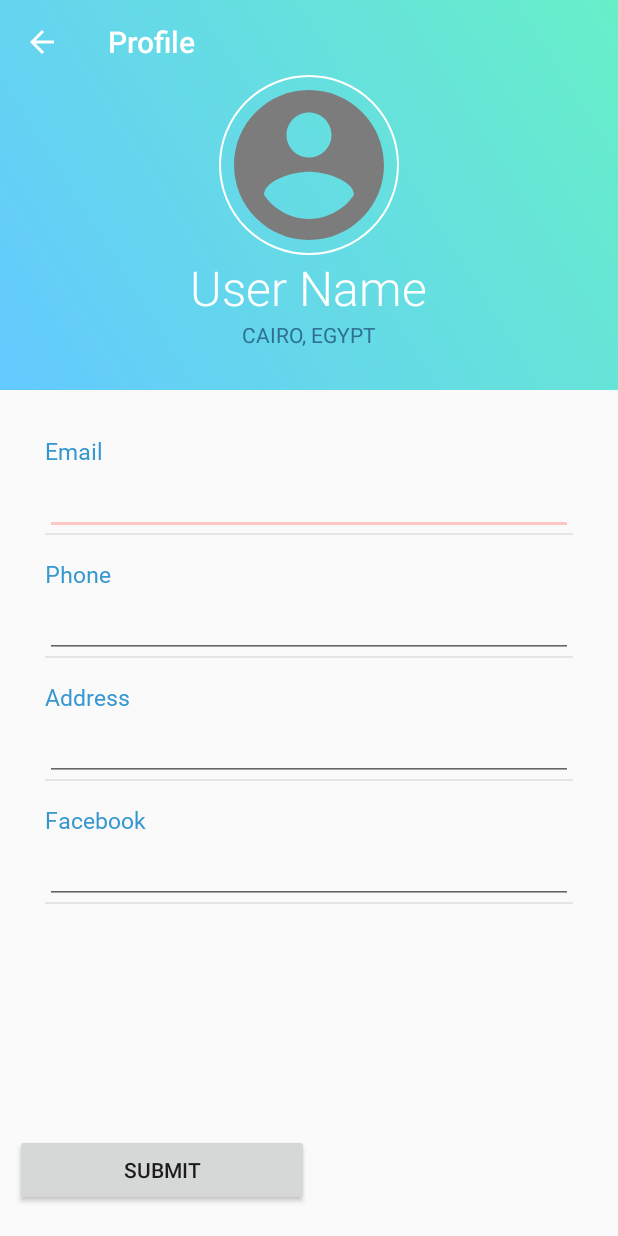
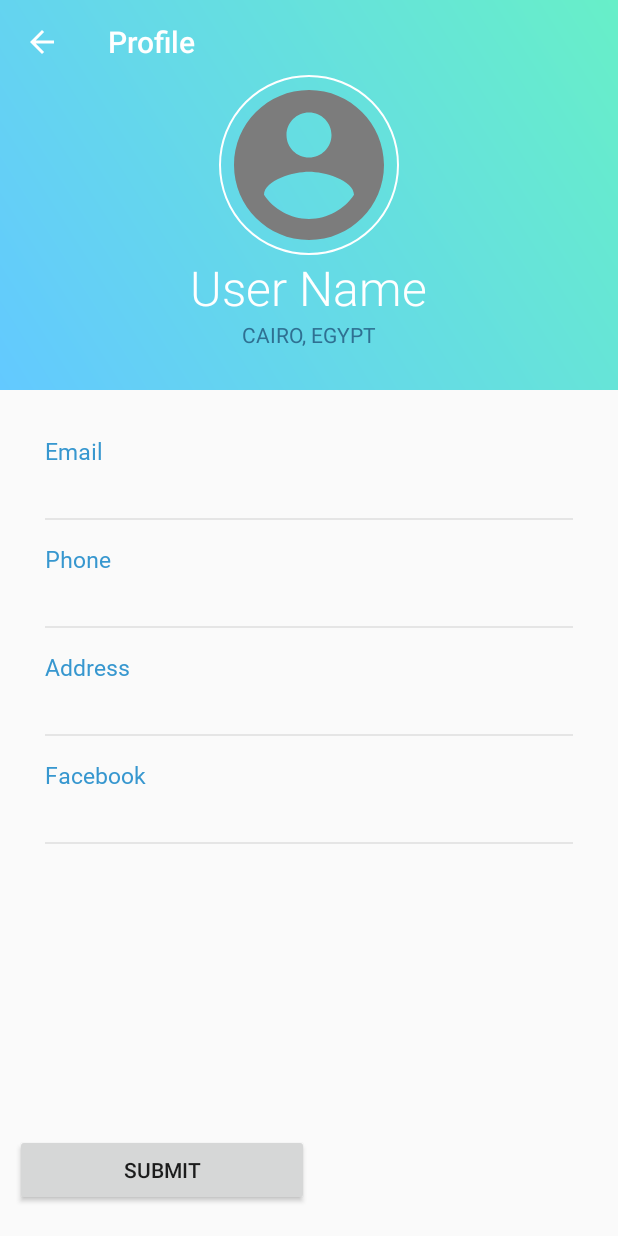
Before and after one commit to Fady24-dev/Furny, an Android app: the Profile_Activity screen opened directly, with no data from a screen before it, after a tap on "EDIT", on a phone screen of 412 x 824 dp. Run offline under Robolectric (Android 15) with nearby library versions, the phone set to English and light mode, and no system bars; our stand-ins replace Firebase (no records; nobody signed in at launch, a user with empty details on screens opened directly), Picasso; plain views replace CircularImageView; pictures from the network do not load.

Commit message:
Edit Profile v2 ( Not complete )

```diff
--- a/app/build.gradle
+++ b/app/build.gradle
@@ -49,9 +49,10 @@ dependencies {
     implementation 'com.google.ar.sceneform.ux:sceneform-ux:1.15.0'
     //Firebase
     implementation platform('com.google.firebase:firebase-bom:26.2.0')
-    implementation 'com.google.firebase:firebase-core:16.0.4'
-    implementation 'com.google.firebase:firebase-database:16.0.4'
+    implementation 'com.google.firebase:firebase-core:18.0.3'
+    implementation 'com.google.firebase:firebase-database:19.7.0'
     implementation 'com.firebaseui:firebase-ui-database:6.2.1'
+    implementation 'com.google.firebase:firebase-storage:19.2.2'
     //ButterKnife
     implementation 'com.jakewharton:butterknife:10.2.3'
     //Picasso
--- a/app/src/main/java/com/example/furniture/Profile_Activity.java
+++ b/app/src/main/java/com/example/furniture/Profile_Activity.java
@@ -1,20 +1,30 @@
 package com.example.furniture;
 
 import androidx.annotation.NonNull;
+import androidx.annotation.Nullable;
 import androidx.appcompat.app.ActionBar;
 import androidx.appcompat.app.AppCompatActivity;
 import androidx.appcompat.widget.Toolbar;
 
+import android.app.Activity;
 import android.content.Intent;
+import android.net.Uri;
 import android.os.Bundle;
+import android.provider.MediaStore;
 import android.view.MenuItem;
 import android.view.View;
 import android.widget.Button;
 import android.widget.EditText;
 import android.widget.ImageView;
 import android.widget.TextView;
+import android.widget.Toast;
 
 import com.example.furniture.models.Users;
+import com.google.android.gms.auth.api.signin.internal.Storage;
+import com.google.android.gms.tasks.OnCompleteListener;
+import com.google.android.gms.tasks.OnFailureListener;
+import com.google.android.gms.tasks.OnSuccessListener;
+import com.google.android.gms.tasks.Task;
 import com.google.android.material.bottomnavigation.BottomNavigationView;
 import com.google.firebase.auth.FirebaseAuth;
 import com.google.firebase.auth.FirebaseUser;
@@ -23,18 +33,22 @@ import com.google.firebase.database.DatabaseError;
 import com.google.firebase.database.DatabaseReference;
 import com.google.firebase.database.FirebaseDatabase;
 import com.google.firebase.database.ValueEventListener;
+import com.google.firebase.storage.FirebaseStorage;
+import com.google.firebase.storage.StorageReference;
+import com.google.firebase.storage.UploadTask;
 import com.squareup.picasso.Picasso;
 
 import java.util.HashMap;
 
 public class Profile_Activity extends AppCompatActivity {
-    private TextView profileUserName,profileEmailAddress,profileUserPhone,profileUserAddress,profileUserFacebook;
+    private TextView profileUserName;
     private EditText profileUserEmailEdit,profileUserPhoneEdit,profileUserAddressEdit,profileUserFacebookEdit;
     private ImageView profileImage;
     private Button editButton,submitButton;
     private DatabaseReference reference;
     private FirebaseUser user;
-    private String userID,currentEmail;
+    private String userID;
+    private StorageReference storageReference;
 
     @Override
     protected void onCreate(Bundle savedInstanceState) {
@@ -46,14 +60,10 @@ public class Profile_Activity extends AppCompatActivity {
 
         user = FirebaseAuth.getInstance().getCurrentUser();
         reference= FirebaseDatabase.getInstance().getReference("Users");
+        storageReference = FirebaseStorage.getInstance().getReference();
         userID=user.getUid();
-        currentEmail=user.getEmail();
         profileUserName=findViewById(R.id.profile_user_name);
-        profileEmailAddress=findViewById(R.id.profile_user_email);
-        profileUserAddress=findViewById(R.id.profile_user_address);
-        profileUserFacebook=findViewById(R.id.profile_user_facebook);
         profileImage=findViewById(R.id.user_image);
-        profileUserPhone=findViewById(R.id.profile_user_phone);
         editButton=findViewById(R.id.profile_edit_button);
         submitButton=findViewById(R.id.profile_submit_button);
         profileUserEmailEdit=findViewById(R.id.profile_user_email_edit);
@@ -66,20 +76,13 @@ public class Profile_Activity extends AppCompatActivity {
         editButton.setOnClickListener(new View.OnClickListener() {
             @Override
             public void onClick(View v) {
-                profileEmailAddress.setVisibility(View.INVISIBLE);
-                profileUserEmailEdit.setVisibility(View.VISIBLE);
-
-                profileUserPhone.setVisibility(View.INVISIBLE);
-                profileUserPhoneEdit.setVisibility(View.VISIBLE);
-
-                profileUserAddress.setVisibility(View.INVISIBLE);
-                profileUserAddressEdit.setVisibility(View.VISIBLE);
-
-                profileUserFacebook.setVisibility(View.INVISIBLE);
-                profileUserFacebookEdit.setVisibility(View.VISIBLE);
-
                 editButton.setVisibility(View.INVISIBLE);
                 submitButton.setVisibility(View.VISIBLE);
+
+                profileUserEmailEdit.setEnabled(true);
+                profileUserPhoneEdit.setEnabled(true);
+                profileUserAddressEdit.setEnabled(true);
+                profileUserFacebookEdit.setEnabled(true);
 
                 readData();
             }
@@ -88,22 +91,48 @@ public class Profile_Activity extends AppCompatActivity {
         submitButton.setOnClickListener(new View.OnClickListener() {
             @Override
             public void onClick(View v) {
-                profileEmailAddress.setVisibility(View.VISIBLE);
-                profileUserEmailEdit.setVisibility(View.INVISIBLE);
-
-                profileUserPhone.setVisibility(View.VISIBLE);
-                profileUserPhoneEdit.setVisibility(View.INVISIBLE);
-
-                profileUserAddress.setVisibility(View.VISIBLE);
-                profileUserAddressEdit.setVisibility(View.INVISIBLE);
-
-                profileUserFacebook.setVisibility(View.VISIBLE);
-                profileUserFacebookEdit.setVisibility(View.INVISIBLE);
+                profileUserEmailEdit.setEnabled(false);
+                profileUserPhoneEdit.setEnabled(false);
+                profileUserAddressEdit.setEnabled(false);
+                profileUserFacebookEdit.setEnabled(false);
 
                 editButton.setVisibility(View.VISIBLE);
                 submitButton.setVisibility(View.INVISIBLE);
 
                 submitData();
+            }
+        });
+
+        profileImage.setOnClickListener(new View.OnClickListener() {
+            @Override
+            public void onClick(View v) {
+                Intent galleryIntent = new Intent(Intent.ACTION_PICK, MediaStore.Images.Media.EXTERNAL_CONTENT_URI);
+                startActivityForResult(galleryIntent, 1000);
+            }
+        });
+    }
+
+
+    @Override
+    protected void onActivityResult(int requestCode, int resultCode, @Nullable Intent data) {
+        super.onActivityResult(requestCode, resultCode, data);
+        if(requestCode == 1000){
+            if(resultCode == Activity.RESULT_OK){
+                Uri imageUri = data.getData();
+
+                uploadImage(imageUri);
+            }
+        }
+    }
+
+    private void uploadImage(Uri imageUri) {
+        StorageReference fileRef = storageReference.child("UserImages/"+userID+"/profile.jpg");
+        fileRef.putFile(imageUri);
+
+        fileRef.getDownloadUrl().addOnSuccessListener(new OnSuccessListener<Uri>() {
+            @Override
+            public void onSuccess(Uri uri) {
+                reference.child(userID).child("image").setValue(uri.toString());
             }
         });
     }
@@ -158,12 +187,12 @@ public class Profile_Activity extends AppCompatActivity {
                     String facebook = user.getFacebook();
 
                     profileUserName.setText(username);
-                    profileEmailAddress.setText(email);
-                    profileUserPhone.setText(phone);
-                    profileUserAddress.setText(address);
-                    profileUserFacebook.setText(facebook);
+                    profileUserEmailEdit.setText(email);
+                    profileUserPhoneEdit.setText(phone);
+                    profileUserAddressEdit.setText(address);
+                    profileUserFacebookEdit.setText(facebook);
 
-                    Picasso.with(getApplicationContext()).load(user.getImage()).into(profileImage);
+                    Picasso.with(getApplicationContext()).load(image).into(profileImage);
                 }
             }
 
--- a/app/src/main/res/layout/activity_profile_.xml
+++ b/app/src/main/res/layout/activity_profile_.xml
@@ -80,24 +80,16 @@
                     android:textColor="@color/headings"
                     android:textSize="15sp" />
 
-
-                <TextView
-                    android:id="@+id/profile_user_email"
-                    android:layout_width="wrap_content"
-                    android:layout_height="wrap_content"
-                    android:layout_below="@id/email"
-                    android:fontFamily="sans-serif-thin"
-                    android:textColor="#000000"
-                    android:textSize="18sp" />
-
                 <EditText
-                    android:visibility="invisible"
+                    android:enabled="false"
+                    android:background="@null"
                     android:id="@+id/profile_user_email_edit"
                     android:layout_width="match_parent"
                     android:layout_height="wrap_content"
                     android:layout_below="@id/email"
                     android:fontFamily="sans-serif-thin"
                     android:textColor="#000000"
+                    android:padding="5dp"
                     android:lines="1"
                     android:maxLines="1"
                     android:textSize="18sp" />
@@ -125,23 +117,16 @@
                     android:textColor="@color/headings"
                     android:textSize="15sp" />
 
-                <TextView
-                    android:id="@+id/profile_user_phone"
-                    android:layout_width="wrap_content"
-                    android:layout_height="wrap_content"
-                    android:layout_below="@id/phone"
-                    android:fontFamily="sans-serif-thin"
-                    android:textColor="#000000"
-                    android:textSize="18sp" />
-
                 <EditText
-                    android:visibility="invisible"
+                    android:enabled="false"
+                    android:background="@null"
                     android:id="@+id/profile_user_phone_edit"
                     android:layout_width="match_parent"
                     android:layout_height="wrap_content"
                     android:layout_below="@id/phone"
                     android:fontFamily="sans-serif-thin"
                     android:textColor="#000000"
+                    android:padding="5dp"
                     android:lines="1"
                     android:maxLines="1"
                     android:textSize="18sp" />
@@ -170,23 +155,16 @@
                     android:textColor="@color/headings"
                     android:textSize="15sp" />
 
-                <TextView
-                    android:id="@+id/profile_user_address"
-                    android:layout_width="wrap_content"
-                    android:layout_height="wrap_content"
-                    android:layout_below="@id/address"
-                    android:fontFamily="sans-serif-thin"
-                    android:textColor="#000000"
-                    android:textSize="18sp" />
-
                 <EditText
+                    android:enabled="false"
+                    android:background="@null"
                     android:id="@+id/profile_user_address_edit"
-                    android:visibility="invisible"
                     android:layout_width="match_parent"
                     android:layout_height="wrap_content"
                     android:layout_below="@id/address"
                     android:fontFamily="sans-serif-thin"
                     android:textColor="#000000"
+                    android:padding="5dp"
                     android:lines="1"
                     android:maxLines="1"
                     android:textSize="18sp" />
@@ -215,23 +193,16 @@
                     android:textColor="@color/headings"
                     android:textSize="15sp" />
 
-                <TextView
-                    android:id="@+id/profile_user_facebook"
-                    android:layout_width="wrap_content"
-                    android:layout_height="wrap_content"
-                    android:layout_below="@id/facebook"
-                    android:fontFamily="sans-serif-thin"
-                    android:textColor="#000000"
-                    android:textSize="18sp" />
-
                 <EditText
-                    android:visibility="invisible"
+                    android:enabled="false"
+                    android:background="@null"
                     android:id="@+id/profile_user_facebook_edit"
                     android:layout_width="match_parent"
                     android:layout_height="wrap_content"
                     android:layout_below="@id/facebook"
                     android:fontFamily="sans-serif-thin"
                     android:textColor="#000000"
+                    android:padding="5dp"
                     android:lines="1"
                     android:maxLines="1"
                     android:textSize="18sp" />
```
